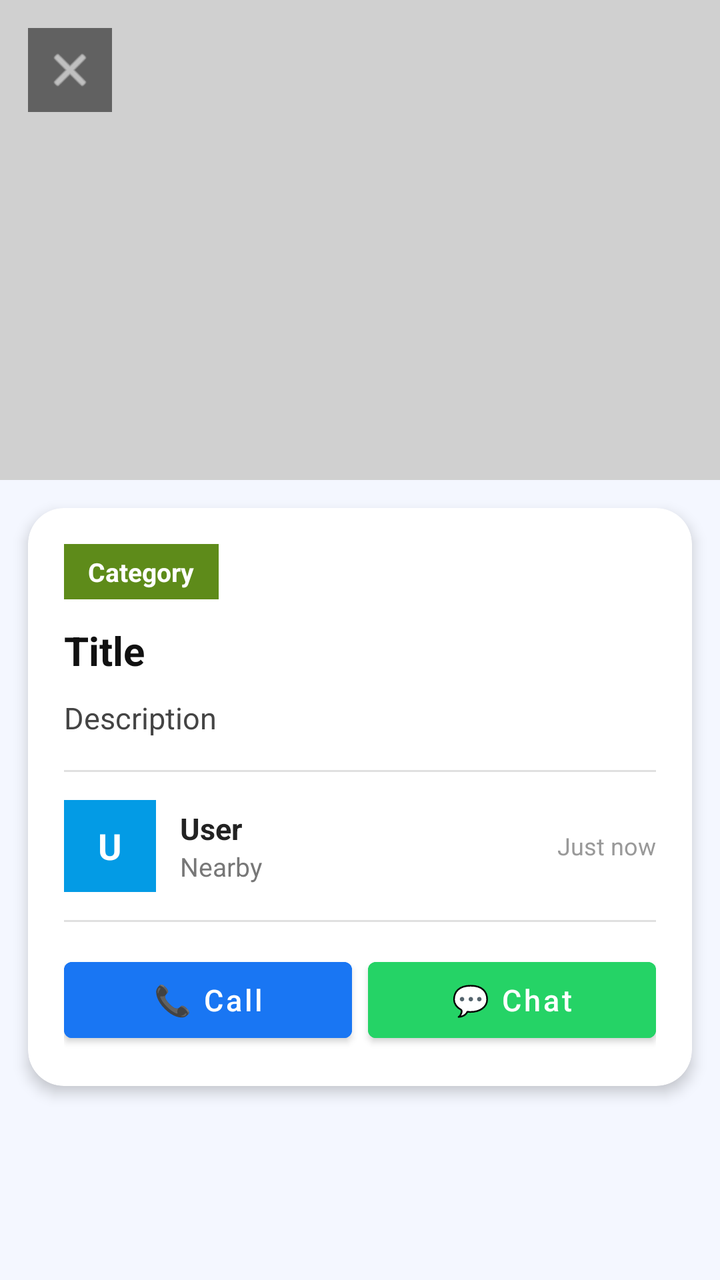
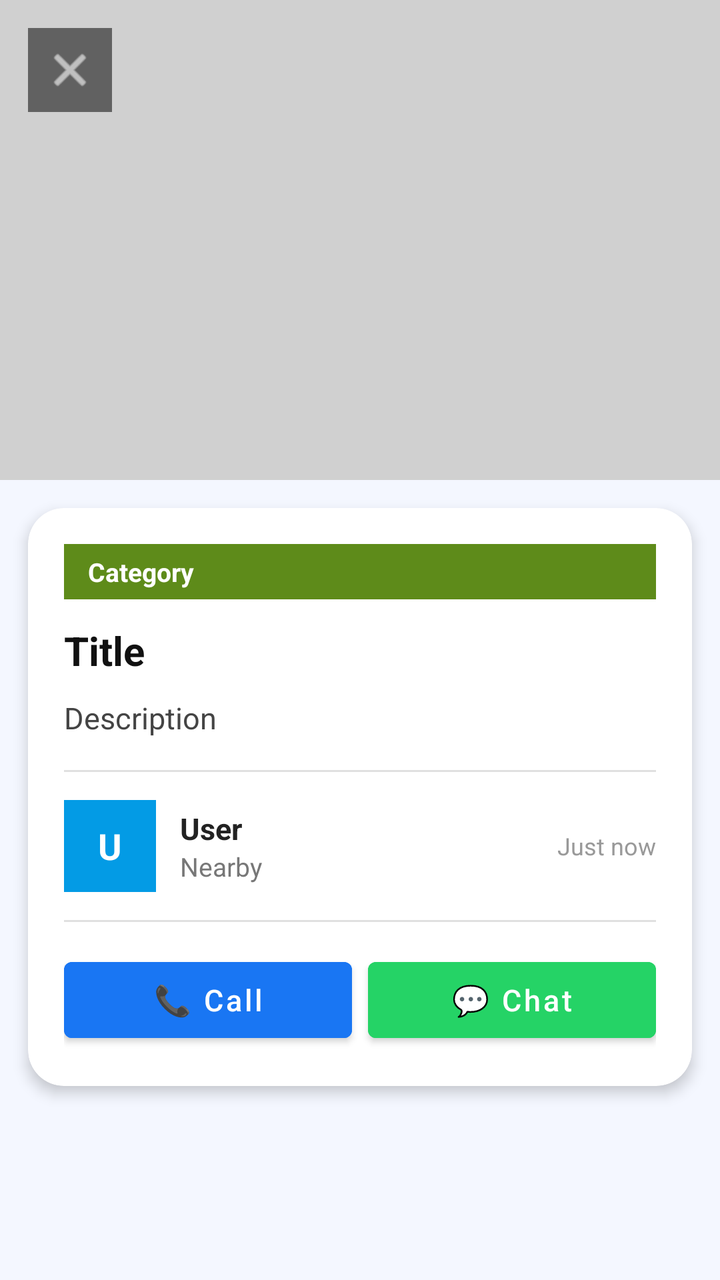

Two renders of the same Android screen: before a commit and after it. Below are the layout's source before the change and the commit's diff.
<!-- AndroidManifest.xml: application theme Theme.TownCrierBD -->
<!-- res/layout/activity_announcement_detail.xml -->
<?xml version="1.0" encoding="utf-8"?>
<androidx.core.widget.NestedScrollView
    xmlns:android="http://schemas.android.com/apk/res/android"
    xmlns:app="http://schemas.android.com/apk/res-auto"
    android:layout_width="match_parent"
    android:layout_height="match_parent"
    android:background="#F4F7FF">

    <LinearLayout
        android:layout_width="match_parent"
        android:layout_height="wrap_content"
        android:orientation="vertical">

        
        <FrameLayout
            android:layout_width="match_parent"
            android:layout_height="240dp">

            <View
                android:layout_width="match_parent"
                android:layout_height="match_parent"
                android:background="#D0D0D0"/>

            <ImageView
                android:id="@+id/ivPhoto"
                android:layout_width="match_parent"
                android:layout_height="match_parent"
                android:scaleType="centerCrop"
                android:visibility="gone"
                android:contentDescription="Post image"/>

            <ImageView
                android:id="@+id/btnBack"
                android:layout_width="42dp"
                android:layout_height="42dp"
                android:layout_margin="14dp"
                android:padding="8dp"
                android:background="#88000000"
                android:src="@android:drawable/ic_menu_close_clear_cancel"
                android:contentDescription="Back"
                app:tint="@android:color/white"/>
        </FrameLayout>

        
        <androidx.cardview.widget.CardView
            android:layout_width="match_parent"
            android:layout_height="wrap_content"
            android:layout_margin="14dp"
            app:cardCornerRadius="18dp"
            app:cardElevation="4dp">

            <LinearLayout
                android:layout_width="match_parent"
                android:layout_height="wrap_content"
                android:orientation="vertical"
                android:padding="18dp">

                
                <TextView
                    android:id="@+id/tvCategory"
                    android:layout_width="wrap_content"
                    android:layout_height="wrap_content"
                    android:background="#5E8B1A"
                    android:paddingStart="12dp"
                    android:paddingEnd="12dp"
                    android:paddingTop="5dp"
                    android:paddingBottom="5dp"
                    android:text="Category"
                    android:textColor="@android:color/white"
                    android:textStyle="bold"
                    android:textSize="13sp"/>

                
                <TextView
                    android:id="@+id/tvTitle"
                    android:layout_width="match_parent"
                    android:layout_height="wrap_content"
                    android:layout_marginTop="12dp"
                    android:text="Title"
                    android:textColor="#111111"
                    android:textStyle="bold"
                    android:textSize="20sp"/>

                
                <TextView
                    android:id="@+id/tvDesc"
                    android:layout_width="match_parent"
                    android:layout_height="wrap_content"
                    android:layout_marginTop="10dp"
                    android:text="Description"
                    android:textColor="#444444"
                    android:textSize="15sp"
                    android:lineSpacingMultiplier="1.4"/>

                
                <com.google.android.material.button.MaterialButton
                    android:id="@+id/btnPlayAudio"
                    style="@style/Widget.MaterialComponents.Button.OutlinedButton"
                    android:layout_width="wrap_content"
                    android:layout_height="48dp"
                    android:layout_marginTop="12dp"
                    android:text="🔊 Play Audio"
                    android:textAllCaps="false"
                    android:textSize="14sp"
                    android:visibility="gone"/>

                
                <View
                    android:layout_width="match_parent"
                    android:layout_height="1dp"
                    android:layout_marginTop="16dp"
                    android:layout_marginBottom="14dp"
                    android:background="#E0E0E0"/>

                
                <LinearLayout
                    android:layout_width="match_parent"
                    android:layout_height="wrap_content"
                    android:orientation="horizontal"
                    android:gravity="center_vertical">

                    <TextView
                        android:id="@+id/tvAvatar"
                        android:layout_width="46dp"
                        android:layout_height="46dp"
                        android:gravity="center"
                        android:text="U"
                        android:textStyle="bold"
                        android:textColor="@android:color/white"
                        android:textSize="18sp"
                        android:background="#039BE5"/>

                    <LinearLayout
                        android:layout_width="0dp"
                        android:layout_height="wrap_content"
                        android:layout_weight="1"
                        android:layout_marginStart="12dp"
                        android:orientation="vertical">

                        <TextView
                            android:id="@+id/tvUserName"
                            android:layout_width="wrap_content"
                            android:layout_height="wrap_content"
                            android:text="User"
                            android:textStyle="bold"
                            android:textSize="15sp"
                            android:textColor="#222222"/>

                        <TextView
                            android:id="@+id/tvDistance"
                            android:layout_width="wrap_content"
                            android:layout_height="wrap_content"
                            android:text="Nearby"
                            android:textSize="13sp"
                            android:textColor="#777777"/>
                    </LinearLayout>

                    <TextView
                        android:id="@+id/tvTime"
                        android:layout_width="wrap_content"
                        android:layout_height="wrap_content"
                        android:text="Just now"
                        android:textSize="12sp"
                        android:textColor="#999999"/>
                </LinearLayout>

                
                <View
                    android:layout_width="match_parent"
                    android:layout_height="1dp"
                    android:layout_marginTop="14dp"
                    android:layout_marginBottom="14dp"
                    android:background="#E0E0E0"/>

                
                <LinearLayout
                    android:layout_width="match_parent"
                    android:layout_height="wrap_content"
                    android:orientation="horizontal">

                    <Button
                        android:id="@+id/btnCall"
                        android:layout_width="0dp"
                        android:layout_height="50dp"
                        android:layout_weight="1"
                        android:text="📞 Call"
                        android:textAllCaps="false"
                        android:textSize="15sp"
                        android:backgroundTint="#1976F3"
                        android:textColor="@android:color/white"
                        android:layout_marginEnd="8dp"/>

                    <Button
                        android:id="@+id/btnChat"
                        android:layout_width="0dp"
                        android:layout_height="50dp"
                        android:layout_weight="1"
                        android:text="💬 Chat"
                        android:textAllCaps="false"
                        android:textSize="15sp"
                        android:backgroundTint="#25D366"
                        android:textColor="@android:color/white"/>
                </LinearLayout>

                
                <Button
                    android:id="@+id/btnDirection"
                    android:layout_width="match_parent"
                    android:layout_height="50dp"
                    android:layout_marginTop="10dp"
                    android:text="🧭 Get Directions"
                    android:textAllCaps="false"
                    android:textSize="15sp"
                    android:backgroundTint="#FF7A00"
                    android:textColor="@android:color/white"
                    android:visibility="gone"/>

            </LinearLayout>
        </androidx.cardview.widget.CardView>

    </LinearLayout>
</androidx.core.widget.NestedScrollView>
<!-- resources referenced by this layout -->
<resources>
  <style name="Theme.TownCrierBD" parent="Theme.MaterialComponents.Light.NoActionBar">
  
          <item name="colorPrimary">@color/blue_end</item>
          <item name="colorPrimaryVariant">@color/blue_start</item>
          <item name="colorOnPrimary">@color/white</item>
  
          <item name="colorSecondary">@color/blue_start</item>
          <item name="colorSecondaryVariant">@color/blue_end</item>
          <item name="colorOnSecondary">@color/white</item>
  
          <item name="android:forceDarkAllowed" tools:targetApi="q">false</item>
  
          <item name="android:statusBarColor">@color/blue_start</item>
          <item name="android:navigationBarColor">@color/blue_start</item>
  
          <item name="spinnerStyle">@style/TownCrierBD.SpinnerStyle</item>
      </style>
  <color name="blue_end">#00BCD4</color>
  <color name="blue_start">#2196F3</color>
  <color name="white">#FFFFFF</color>
  <style name="TownCrierBD.SpinnerStyle" parent="Widget.AppCompat.Spinner">
      <item name="android:popupBackground">@drawable/bg_spinner_popup_white</item>
          <item name="popupTheme">@style/TownCrierBD.PopupTheme</item>
      </style>
  <!-- drawable bg_spinner_popup_white (drawable) -->
  <?xml version="1.0" encoding="utf-8"?>
  <shape xmlns:android="http://schemas.android.com/apk/res/android">
      <solid android:color="#FFFFFF"/>
      <corners android:radius="16dp"/>
      <padding
          android:left="8dp"
          android:top="8dp"
          android:right="8dp"
          android:bottom="8dp"/>
  </shape>
  <style name="TownCrierBD.PopupTheme" parent="ThemeOverlay.MaterialComponents.Light">
          <item name="android:popupBackground">@drawable/bg_spinner_popup_white</item>
      </style>
</resources>

<!-- the commit's change to res/layout/activity_announcement_detail.xml (unified diff, before → after) -->
@@ -56,19 +56,44 @@
                 android:padding="18dp">
 
                 
-                <TextView
-                    android:id="@+id/tvCategory"
-                    android:layout_width="wrap_content"
-                    android:layout_height="wrap_content"
-                    android:background="#5E8B1A"
-                    android:paddingStart="12dp"
-                    android:paddingEnd="12dp"
-                    android:paddingTop="5dp"
-                    android:paddingBottom="5dp"
-                    android:text="Category"
-                    android:textColor="@android:color/white"
-                    android:textStyle="bold"
-                    android:textSize="13sp"/>
+                <LinearLayout
+                    android:layout_width="match_parent"
+                    android:layout_height="wrap_content"
+                    android:orientation="horizontal"
+                    android:gravity="center_vertical">
+
+                    <TextView
+                        android:id="@+id/tvCategory"
+                        android:layout_width="0dp"
+                        android:layout_height="wrap_content"
+                        android:layout_weight="1"
+                        android:background="#5E8B1A"
+                        android:paddingStart="12dp"
+                        android:paddingEnd="12dp"
+                        android:paddingTop="5dp"
+                        android:paddingBottom="5dp"
+                        android:text="Category"
+                        android:textColor="@android:color/white"
+                        android:textStyle="bold"
+                        android:textSize="13sp"/>
+
+                    
+                    <Button
+                        android:id="@+id/btnTranslate"
+                        style="@style/Widget.MaterialComponents.Button.OutlinedButton"
+                        android:layout_width="wrap_content"
+                        android:layout_height="36dp"
+                        android:layout_marginStart="10dp"
+                        android:text="🌐 English"
+                        android:textAllCaps="false"
+                        android:textSize="12sp"
+                        android:insetTop="0dp"
+                        android:insetBottom="0dp"
+                        android:paddingStart="12dp"
+                        android:paddingEnd="12dp"
+                        android:visibility="gone"/>
+
+                </LinearLayout>
 
                 
                 <TextView
